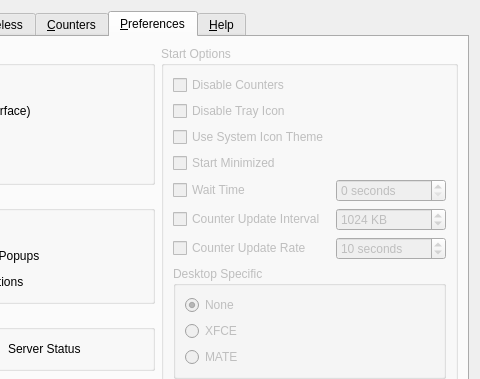
This is apps/cmstapp/code/control_box/ui/controlbox.ui in andrew-bibb/cmst as Qt 5 draws it before an edit; both pictures show x 165 to 645 and y 0 to 379 of the 645 by 565 pixel window. The edited form follows.
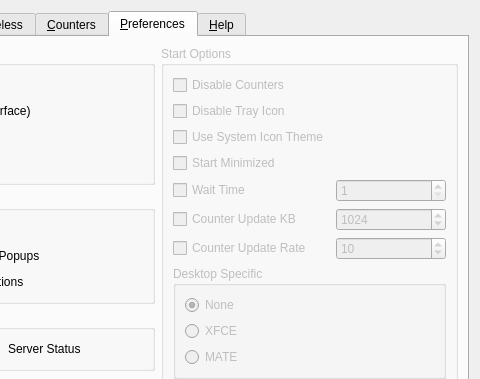
This is the edited form. The open tabs and pages were chosen to show the change. Icons and pictures are not drawn.

What changed in the file:
```diff
--- a/apps/cmstapp/code/control_box/ui/controlbox.ui
+++ b/apps/cmstapp/code/control_box/ui/controlbox.ui
@@ -896,7 +896,7 @@
              <string>&lt;html&gt;&lt;head/&gt;&lt;body&gt;&lt;p&gt;Specify the amount of data in KB that must be transmitted before the counters update (default is 1024 KB). Connman will accept this entry, but according to a comment in the Connman code the actual feature still needs to be implemented.&lt;/p&gt;&lt;/body&gt;&lt;/html&gt;</string>
             </property>
             <property name="text">
-             <string>Counter Update Interval</string>
+             <string>Counter Update KB</string>
             </property>
            </widget>
           </item>
@@ -911,11 +911,11 @@
             <property name="whatsThis">
              <string>&lt;html&gt;&lt;head/&gt;&lt;body&gt;&lt;p&gt;Specify the wait time in seconds before starting the system tray icon (default is 0 seconds).&lt;/p&gt;&lt;/body&gt;&lt;/html&gt;</string>
             </property>
-            <property name="suffix">
-             <string> seconds</string>
+            <property name="minimum">
+             <number>1</number>
             </property>
             <property name="maximum">
-             <number>20</number>
+             <number>60</number>
             </property>
            </widget>
           </item>
@@ -924,8 +924,8 @@
             <property name="enabled">
              <bool>false</bool>
             </property>
-            <property name="suffix">
-             <string> KB</string>
+            <property name="whatsThis">
+             <string>&lt;html&gt;&lt;head/&gt;&lt;body&gt;&lt;p&gt;Specify the amount of data in KB that must be transmitted before the counters update (default is 1024 KB).&lt;/p&gt;&lt;/body&gt;&lt;/html&gt;</string>
             </property>
             <property name="minimum">
              <number>256</number>
@@ -1037,9 +1037,6 @@
             <property name="whatsThis">
              <string>&lt;html&gt;&lt;head/&gt;&lt;body&gt;&lt;p&gt;Specify the frequency in seconds between counter updates (default is 10 seconds). &lt;/p&gt;&lt;/body&gt;&lt;/html&gt;</string>
             </property>
-            <property name="suffix">
-             <string> seconds</string>
-            </property>
             <property name="minimum">
              <number>5</number>
             </property>
```
Left out of the diff: 32 changed lines with no effect on the pictures.
